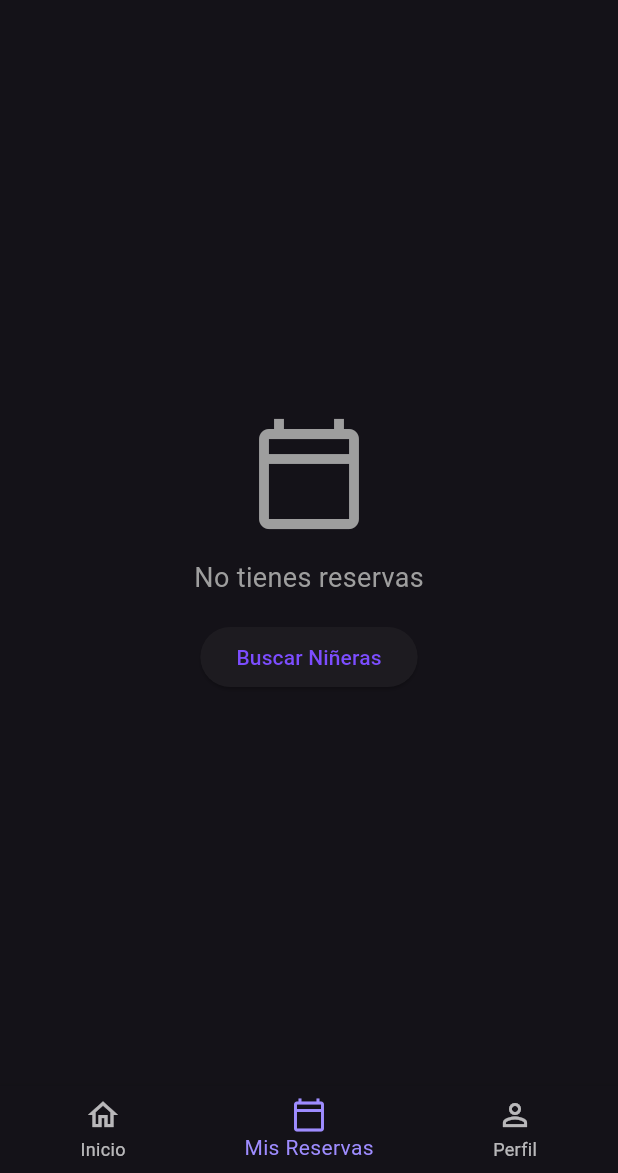
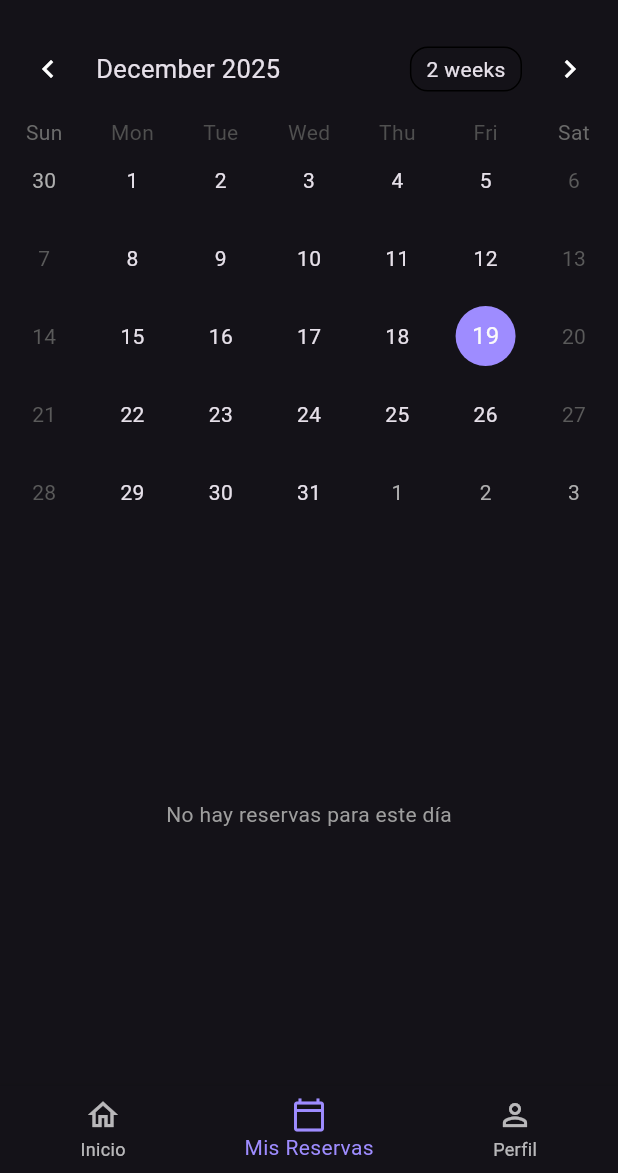
Before and after one commit to Ajocelyn08/napphy_services, a Flutter app: the ParentHomeScreen screen opened by its route, item 2 of the bottom bar chosen, on a phone screen of 412 x 824 dp, the part 63-1236 px from its top. Run offline on Flutter 3.47's test engine with Material 3 defaults, Android fonts, the phone set to English and light mode, and no system bars; drawn by our look-alikes of table_calendar; our stand-ins replace cloud_firestore, firebase_auth, firebase_core, firebase_messaging, firebase_storage, flutter_local_notifications and 1 more; accounts and stored records are empty.

Commit message:
calendario

```diff
--- a/lib/screens/parent/parent_home_screen.dart
+++ b/lib/screens/parent/parent_home_screen.dart
@@ -5,6 +5,7 @@ import 'package:napphy_services/services/auth_service.dart';
 import 'package:napphy_services/services/firestore_service.dart';
 import 'package:napphy_services/models/booking_model.dart';
 import 'package:intl/intl.dart';
+import 'package:table_calendar/table_calendar.dart';
 
 class ParentHomeScreen extends StatefulWidget {
   const ParentHomeScreen({super.key});
@@ -303,17 +304,37 @@ class _StepCard extends StatelessWidget {
   }
 }
 
-class _BookingsTab extends StatelessWidget {
+ class _BookingsTab extends StatefulWidget {
   final String userId;
 
   const _BookingsTab({required this.userId});
+
+  @override
+  State<_BookingsTab> createState() => _BookingsTabState();
+}
+
+class _BookingsTabState extends State<_BookingsTab> {
+  DateTime _focusedDay = DateTime.now();
+  DateTime? _selectedDay;
+
+  @override
+  void initState() {
+    super.initState();
+
+    /// ✅ Seleccionar automáticamente el día de hoy
+    _selectedDay = DateTime(
+      DateTime.now().year,
+      DateTime.now().month,
+      DateTime.now().day,
+    );
+  }
 
   @override
   Widget build(BuildContext context) {
     final firestoreService = Provider.of<FirestoreService>(context);
 
     return StreamBuilder<List<BookingModel>>(
-      stream: firestoreService.getBookingsForParent(userId),
+      stream: firestoreService.getBookingsForParent(widget.userId),
       builder: (context, snapshot) {
         if (snapshot.connectionState == ConnectionState.waiting) {
           return const Center(child: CircularProgressIndicator());
@@ -325,40 +346,85 @@ class _BookingsTab extends StatelessWidget {
 
         final bookings = snapshot.data ?? [];
 
-        if (bookings.isEmpty) {
-          return Center(
-            child: Column(
-              mainAxisAlignment: MainAxisAlignment.center,
-              children: [
-                const Icon(
-                  Icons.calendar_today_outlined,
-                  size: 80,
-                  color: Colors.grey,
-                ),
-                const SizedBox(height: 16),
-                const Text(
-                  'No tienes reservas',
-                  style: TextStyle(fontSize: 18, color: Colors.grey),
-                ),
-                const SizedBox(height: 16),
-                ElevatedButton(
-                  onPressed: () {
-                    Navigator.pushNamed(context, Routes.searchNannies);
-                  },
-                  child: const Text('Buscar Niñeras'),
-                ),
-              ],
-            ),
+        /// 📌 Agrupar reservas por día (normalizado)
+        final Map<DateTime, List<BookingModel>> bookingsByDay = {};
+        for (final booking in bookings) {
+          final day = DateTime(
+            booking.startDate.year,
+            booking.startDate.month,
+            booking.startDate.day,
           );
+
+          bookingsByDay.putIfAbsent(day, () => []).add(booking);
         }
 
-        return ListView.builder(
-          padding: const EdgeInsets.all(16),
-          itemCount: bookings.length,
-          itemBuilder: (context, index) {
-            final booking = bookings[index];
-            return _BookingCard(booking: booking);
-          },
+        final selectedBookings =
+            bookingsByDay[_selectedDay] ?? [];
+
+        return Column(
+          children: [
+            /// 📅 CALENDARIO
+            TableCalendar<BookingModel>(
+              firstDay: DateTime.utc(2020, 1, 1),
+              lastDay: DateTime.utc(2035, 12, 31),
+              focusedDay: _focusedDay,
+              selectedDayPredicate: (day) =>
+                  isSameDay(_selectedDay, day),
+              onDaySelected: (selectedDay, focusedDay) {
+                setState(() {
+                  _selectedDay = DateTime(
+                    selectedDay.year,
+                    selectedDay.month,
+                    selectedDay.day,
+                  );
+                  _focusedDay = focusedDay;
+                });
+              },
+              eventLoader: (day) {
+                final key = DateTime(day.year, day.month, day.day);
+                return bookingsByDay[key] ?? [];
+              },
+              calendarStyle: CalendarStyle(
+                markerDecoration: BoxDecoration(
+                  color: Theme.of(context).colorScheme.primary,
+                  shape: BoxShape.circle,
+                ),
+                selectedDecoration: BoxDecoration(
+                  color: Theme.of(context).colorScheme.secondary,
+                  shape: BoxShape.circle,
+                ),
+                todayDecoration: BoxDecoration(
+                  color: Theme.of(context)
+                      .colorScheme
+                      .primary
+                      .withOpacity(0.4),
+                  shape: BoxShape.circle,
+                ),
+              ),
+            ),
+
+            const SizedBox(height: 8),
+
+            /// 📋 LISTA DE RESERVAS DEL DÍA
+            Expanded(
+              child: selectedBookings.isEmpty
+                  ? const Center(
+                      child: Text(
+                        'No hay reservas para este día',
+                        style: TextStyle(color: Colors.grey),
+                      ),
+                    )
+                  : ListView.builder(
+                      padding: const EdgeInsets.all(16),
+                      itemCount: selectedBookings.length,
+                      itemBuilder: (context, index) {
+                        return _BookingCard(
+                          booking: selectedBookings[index],
+                        );
+                      },
+                    ),
+            ),
+          ],
         );
       },
     );
--- a/lib/services/firestore_service.dart
+++ b/lib/services/firestore_service.dart
@@ -221,17 +221,18 @@ class FirestoreService extends ChangeNotifier {
   }
 
  Stream<List<BookingModel>> getBookingsForParent(String parentId) {
-    return _firestore
+  return FirebaseFirestore.instance
       .collection('bookings')
       .where('parentId', isEqualTo: parentId)
-        .orderBy('createdAt', descending: true)
+      .orderBy('startDate', descending: true)
       .snapshots()
-        .map((snapshot) {
-      return snapshot.docs
+      .map(
+        (snapshot) => snapshot.docs
             .map((doc) => BookingModel.fromFirestore(doc))
-          .toList();
-    });
+            .toList(),
+      );
 }
+
 
   // CRUD para Review
   Future<void> createReview(ReviewModel review) async {
--- a/pubspec.yaml
+++ b/pubspec.yaml
@@ -7,6 +7,7 @@ environment:
   sdk: '>=3.0.0 <4.0.0'
 
 dependencies:
+  table_calendar: ^3.0.9
   flutter:
     sdk: flutter
 
```
Also changed, not shown: pubspec.lock. Lines whose indentation alone changed are shown as unchanged.
